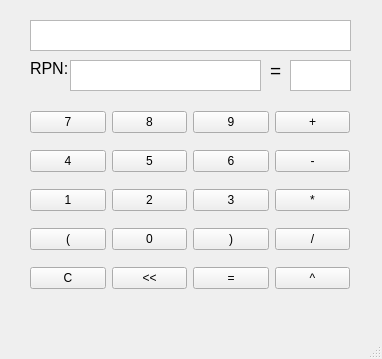
Above: HW6_Calculator/frmCalculator.ui from igorab/GIT_QT before the change. Below: the same form after it.
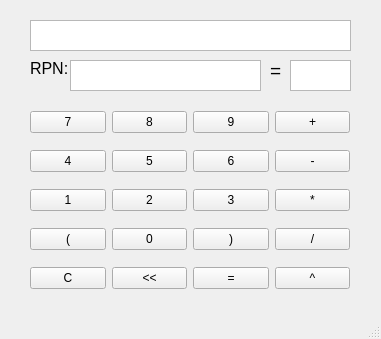
That is the form after the change.

Diff of the .ui file:
```diff
--- a/HW6_Calculator/frmCalculator.ui
+++ b/HW6_Calculator/frmCalculator.ui
@@ -6,8 +6,8 @@
    <rect>
     <x>0</x>
     <y>0</y>
-    <width>382</width>
-    <height>359</height>
+    <width>381</width>
+    <height>339</height>
    </rect>
   </property>
   <property name="windowTitle">
```
Left out of the diff: 17 changed lines with no effect on the pictures.
